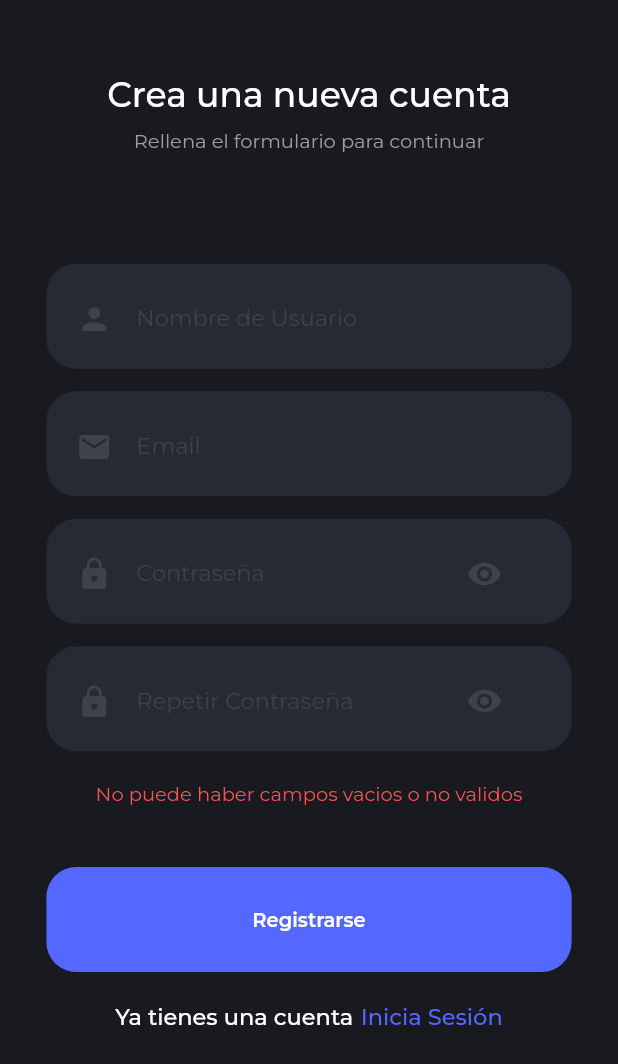
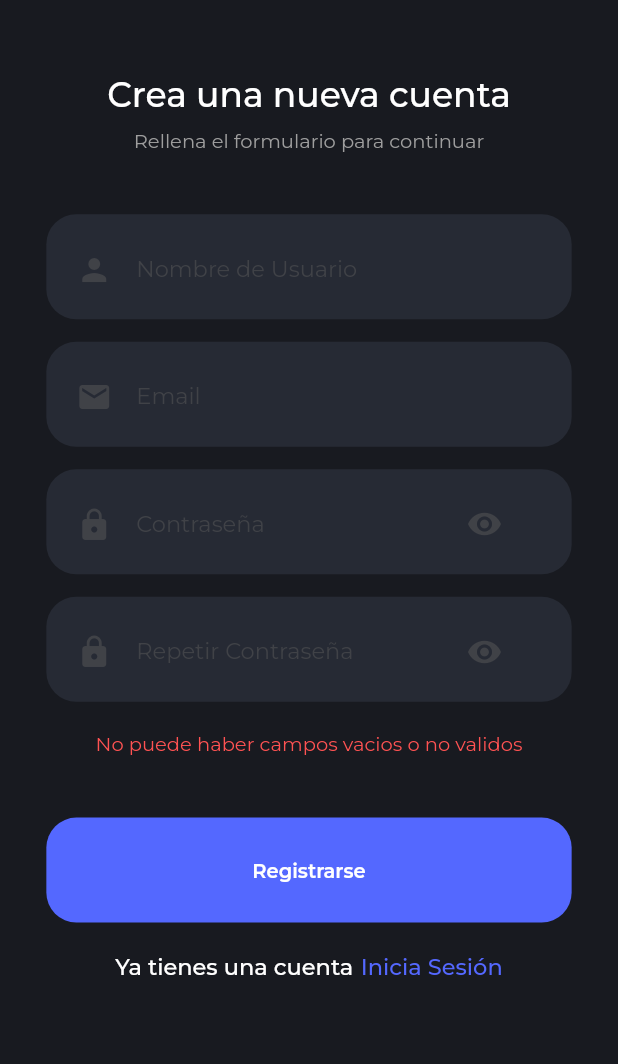
Before and after one commit to AndreiSzA1999/AndreiSzambati-TFG, a Flutter app: the RegisterPage screen opened directly, after a tap on "Registrarse", on a phone screen of 412 x 824 dp. Shown: the top 1064 px of the screen. Run offline on Flutter 3.47's test engine with Material 2 defaults, Android fonts, the light colour scheme and no system bars; our stand-ins replace cloud_firestore, firebase_auth, firebase_core, firebase_storage, flutter_icons, font_awesome_flutter and 2 more; accounts and stored records are empty.

Commit message:
Registro Funcionando

```diff
--- a/lib/screens/register/register_page.dart
+++ b/lib/screens/register/register_page.dart
@@ -56,7 +56,7 @@ class _RegisterPageState extends State<RegisterPage> {
                     fontSize: 13,
                     fontWeight: FontWeight.w400)),
             SizedBox(
-              height: screenHeight * 0.09,
+              height: screenHeight * 0.05,
             ),
             NameForm(
               controllertext: nombreUsuario,
@@ -114,6 +114,7 @@ class _RegisterPageState extends State<RegisterPage> {
                         .read<AuthenticationService>()
                         .signUp(email: email.text, password: password1.text);
                     if (logMessage == "Signed Up") {
+                      createUserInFirestore();
                       Navigator.of(context).pushReplacement(
                           new MaterialPageRoute(
                               builder: (BuildContext context) =>
```
